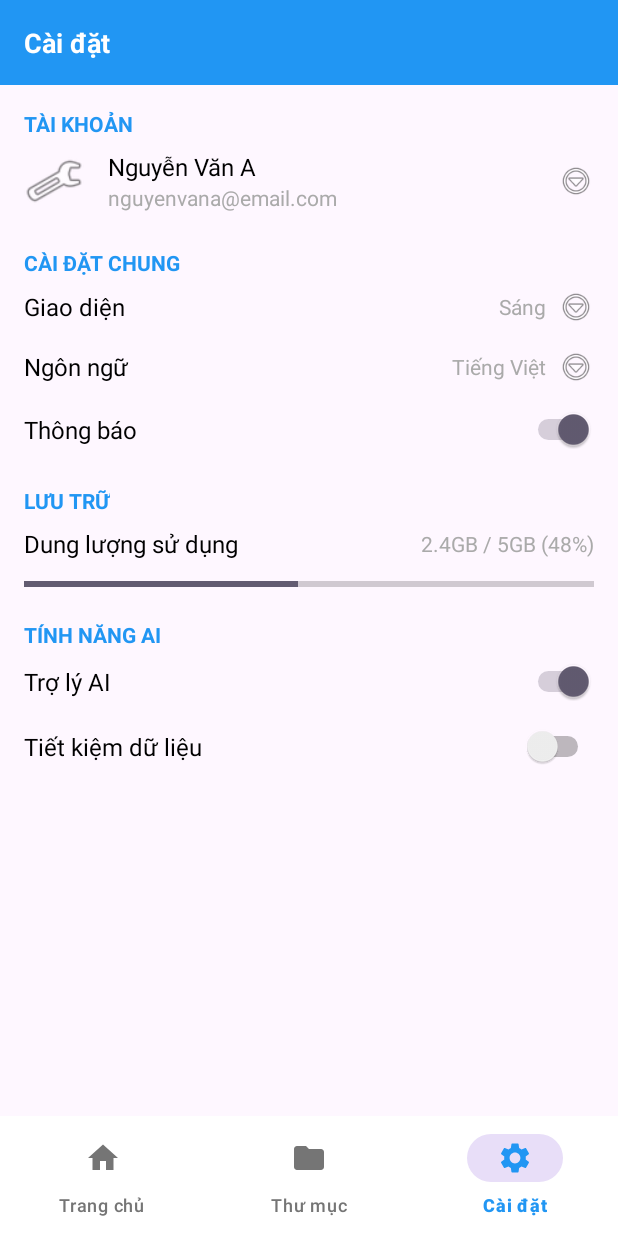
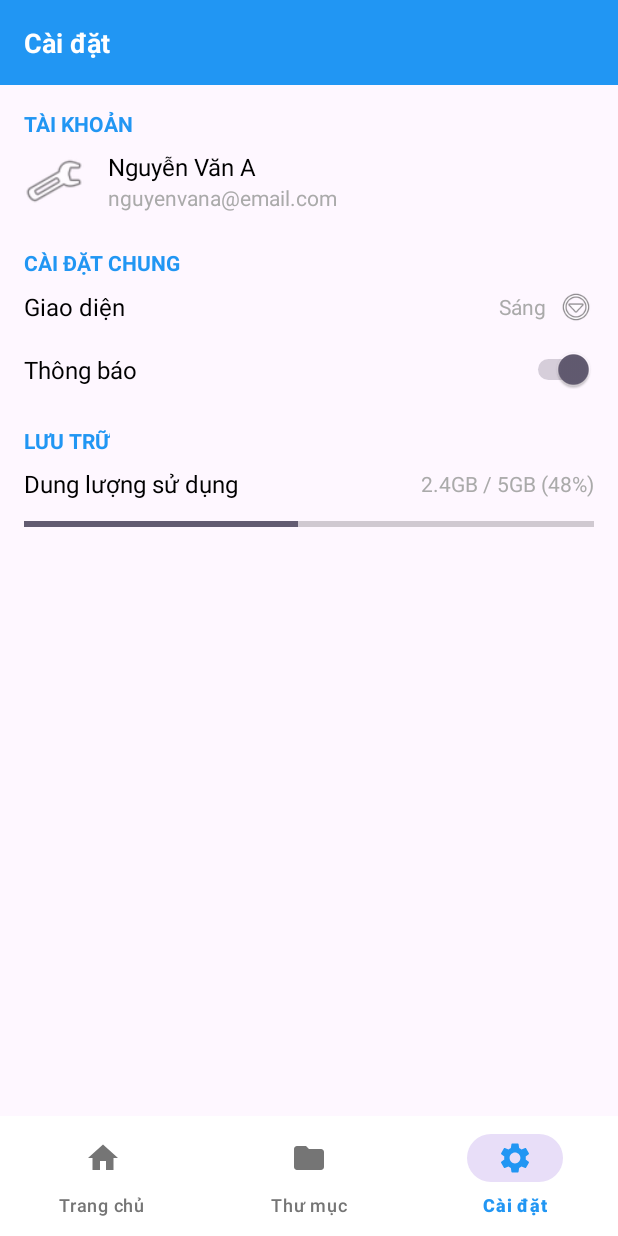
Before and after one commit to 22520586/Final_Project_Android, an Android app: the SettingActivity screen opened directly, with no data from a screen before it, on a phone screen of 412 x 824 dp. Run offline under Robolectric (Android 15) with nearby library versions, the phone set to English and light mode, and no system bars.

Commit message:
Lược bỏ và chỉnh sửa UI Setting

```diff
--- a/app/src/main/java/com/example/final_project/activity/SettingActivity.java
+++ b/app/src/main/java/com/example/final_project/activity/SettingActivity.java
@@ -36,14 +36,13 @@ public class SettingActivity extends AppCompatActivity {
         tvStorage = findViewById(R.id.tvStorage);
         storageProgressBar = findViewById(R.id.storageProgressBar);
         switchNotification = findViewById(R.id.switchNotification);
-        switchAIAssistant = findViewById(R.id.switchAIAssistant);
-        switchDataSaver = findViewById(R.id.switchDataSaver);
+//        switchAIAssistant = findViewById(R.id.switchAIAssistant);
+//        switchDataSaver = findViewById(R.id.switchDataSaver);
         bottomNavigationView = findViewById(R.id.bottomNavigation);
 
         // Kiểm tra null
         if (tvUsername == null || tvEmail == null || tvStorage == null || storageProgressBar == null ||
-                switchNotification == null || switchAIAssistant == null || switchDataSaver == null ||
-                bottomNavigationView == null) {
+                switchNotification == null || bottomNavigationView == null) {
             Toast.makeText(this, "Lỗi: Không thể hiển thị màn hình cài đặt!", Toast.LENGTH_SHORT).show();
             finish();
             return;
@@ -57,8 +56,8 @@ public class SettingActivity extends AppCompatActivity {
 
         // Khôi phục trạng thái switch từ SharedPreferences
         switchNotification.setChecked(sharedPreferences.getBoolean("notification_enabled", true));
-        switchAIAssistant.setChecked(sharedPreferences.getBoolean("ai_assistant_enabled", true));
-        switchDataSaver.setChecked(sharedPreferences.getBoolean("data_saver_enabled", false));
+//        switchAIAssistant.setChecked(sharedPreferences.getBoolean("ai_assistant_enabled", true));
+//        switchDataSaver.setChecked(sharedPreferences.getBoolean("data_saver_enabled", false));
 
         // Xử lý sự kiện cho các switch
         switchNotification.setOnCheckedChangeListener((buttonView, isChecked) -> {
@@ -68,19 +67,19 @@ public class SettingActivity extends AppCompatActivity {
             Toast.makeText(this, "Thông báo: " + (isChecked ? "Bật" : "Tắt"), Toast.LENGTH_SHORT).show();
         });
 
-        switchAIAssistant.setOnCheckedChangeListener((buttonView, isChecked) -> {
-            SharedPreferences.Editor editor = sharedPreferences.edit();
-            editor.putBoolean("ai_assistant_enabled", isChecked);
-            editor.apply();
-            Toast.makeText(this, "Trợ lý AI: " + (isChecked ? "Bật" : "Tắt"), Toast.LENGTH_SHORT).show();
-        });
-
-        switchDataSaver.setOnCheckedChangeListener((buttonView, isChecked) -> {
-            SharedPreferences.Editor editor = sharedPreferences.edit();
-            editor.putBoolean("data_saver_enabled", isChecked);
-            editor.apply();
-            Toast.makeText(this, "Tiết kiệm dữ liệu: " + (isChecked ? "Bật" : "Tắt"), Toast.LENGTH_SHORT).show();
-        });
+//        switchAIAssistant.setOnCheckedChangeListener((buttonView, isChecked) -> {
+//            SharedPreferences.Editor editor = sharedPreferences.edit();
+//            editor.putBoolean("ai_assistant_enabled", isChecked);
+//            editor.apply();
+//            Toast.makeText(this, "Trợ lý AI: " + (isChecked ? "Bật" : "Tắt"), Toast.LENGTH_SHORT).show();
+//        });
+//
+//        switchDataSaver.setOnCheckedChangeListener((buttonView, isChecked) -> {
+//            SharedPreferences.Editor editor = sharedPreferences.edit();
+//            editor.putBoolean("data_saver_enabled", isChecked);
+//            editor.apply();
+//            Toast.makeText(this, "Tiết kiệm dữ liệu: " + (isChecked ? "Bật" : "Tắt"), Toast.LENGTH_SHORT).show();
+//        });
 
         // Thiết lập BottomNavigationView
         setupBottomNavigation();
--- a/app/src/main/res/layout/activity_setting.xml
+++ b/app/src/main/res/layout/activity_setting.xml
@@ -82,10 +82,6 @@
                         android:textSize="14sp" />
                 </LinearLayout>
 
-                <ImageView
-                    android:layout_width="24dp"
-                    android:layout_height="24dp"
-                    android:src="@android:drawable/ic_menu_more" />
             </LinearLayout>
 
             <!-- Cài đặt chung -->
@@ -128,35 +124,6 @@
                     android:src="@android:drawable/ic_menu_more" />
             </LinearLayout>
 
-            <!-- Ngôn ngữ -->
-            <LinearLayout
-                android:layout_width="match_parent"
-                android:layout_height="wrap_content"
-                android:orientation="horizontal"
-                android:paddingVertical="8dp"
-                android:gravity="center_vertical">
-
-                <TextView
-                    android:layout_width="0dp"
-                    android:layout_weight="1"
-                    android:layout_height="wrap_content"
-                    android:text="Ngôn ngữ"
-                    android:textColor="@android:color/black"
-                    android:textSize="16sp" />
-
-                <TextView
-                    android:layout_width="wrap_content"
-                    android:layout_height="wrap_content"
-                    android:text="Tiếng Việt"
-                    android:textColor="@android:color/darker_gray"
-                    android:textSize="14sp" />
-
-                <ImageView
-                    android:layout_width="24dp"
-                    android:layout_height="24dp"
-                    android:layout_marginStart="8dp"
-                    android:src="@android:drawable/ic_menu_more" />
-            </LinearLayout>
 
             <!-- Thông báo -->
             <LinearLayout
@@ -222,59 +189,6 @@
                 android:max="100"
                 android:progress="48" />
 
-            <!-- Tính năng AI -->
-            <TextView
-                android:layout_width="wrap_content"
-                android:layout_height="wrap_content"
-                android:layout_marginTop="16dp"
-                android:text="TÍNH NĂNG AI"
-                android:textColor="#2196F3"
-                android:textSize="14sp"
-                android:textStyle="bold" />
-
-            <!-- Trợ lý AI -->
-            <LinearLayout
-                android:layout_width="match_parent"
-                android:layout_height="wrap_content"
-                android:orientation="horizontal"
-                android:paddingVertical="8dp"
-                android:gravity="center_vertical">
-
-                <TextView
-                    android:layout_width="0dp"
-                    android:layout_weight="1"
-                    android:layout_height="wrap_content"
-                    android:text="Trợ lý AI"
-                    android:textColor="@android:color/black"
-                    android:textSize="16sp" />
-
-                <Switch
-                    android:id="@+id/switchAIAssistant"
-                    android:layout_width="wrap_content"
-                    android:layout_height="wrap_content" />
-            </LinearLayout>
-
-            <!-- Tiết kiệm dữ liệu -->
-            <LinearLayout
-                android:layout_width="match_parent"
-                android:layout_height="wrap_content"
-                android:orientation="horizontal"
-                android:paddingVertical="8dp"
-                android:gravity="center_vertical">
-
-                <TextView
-                    android:layout_width="0dp"
-                    android:layout_weight="1"
-                    android:layout_height="wrap_content"
-                    android:text="Tiết kiệm dữ liệu"
-                    android:textColor="@android:color/black"
-                    android:textSize="16sp" />
-
-                <Switch
-                    android:id="@+id/switchDataSaver"
-                    android:layout_width="wrap_content"
-                    android:layout_height="wrap_content" />
-            </LinearLayout>
         </LinearLayout>
     </ScrollView>
 
```
